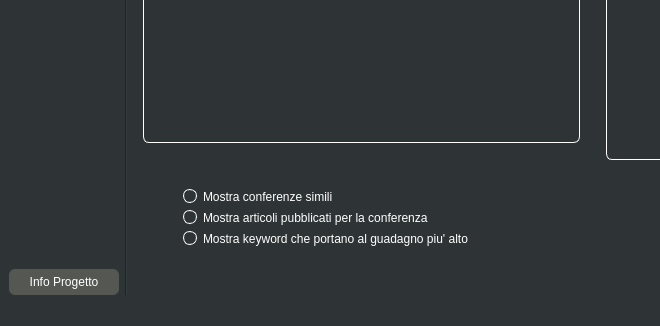
Qt form Progetto/mainwindow.ui (simoven/ProgettoPO) before a commit; both pictures show x 0 to 660 and y 314 to 640 of the 1061 by 640 pixel window.
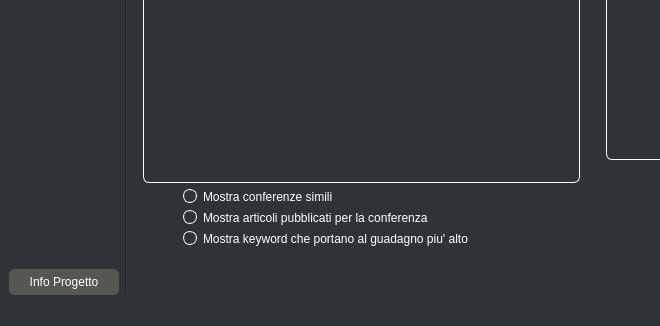
The same form after that commit. Icons and pictures are not drawn.

What changed in the file:
```diff
--- a/Progetto/mainwindow.ui
+++ b/Progetto/mainwindow.ui
@@ -1293,22 +1293,6 @@
           <item>
            <widget class="QListWidget" name="tutteConferenzeListWidget"/>
           </item>
-          <item>
-           <spacer name="verticalSpacer_8">
-            <property name="orientation">
-             <enum>Qt::Vertical</enum>
-            </property>
-            <property name="sizeType">
-             <enum>QSizePolicy::Fixed</enum>
-            </property>
-            <property name="sizeHint" stdset="0">
-             <size>
-              <width>20</width>
-              <height>40</height>
-             </size>
-            </property>
-           </spacer>
-          </item>
           <item>
            <layout class="QHBoxLayout" name="horizontalLayout_13">
             <item>
```
Left out of the diff: 9 changed lines with no effect on the pictures.
